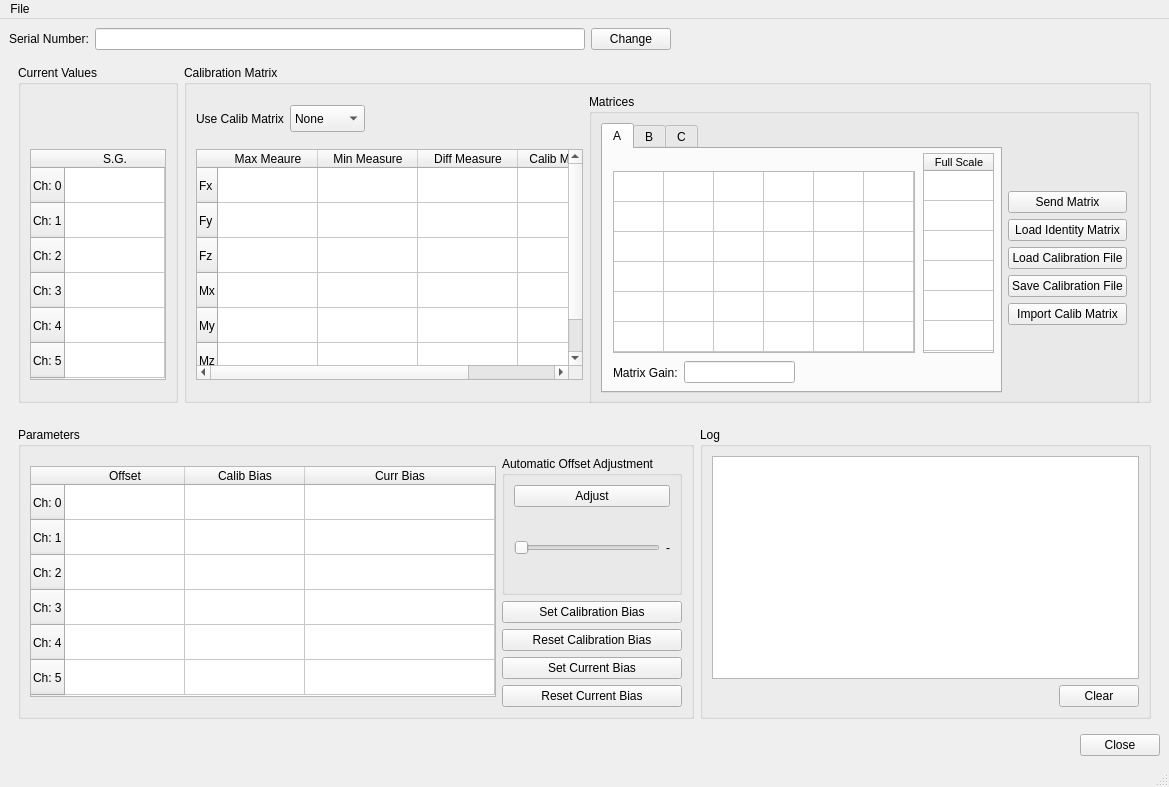
robotology/icub-main, file src/tools/FirmwareUpdater/calibrationwindow.ui: the form before one commit.
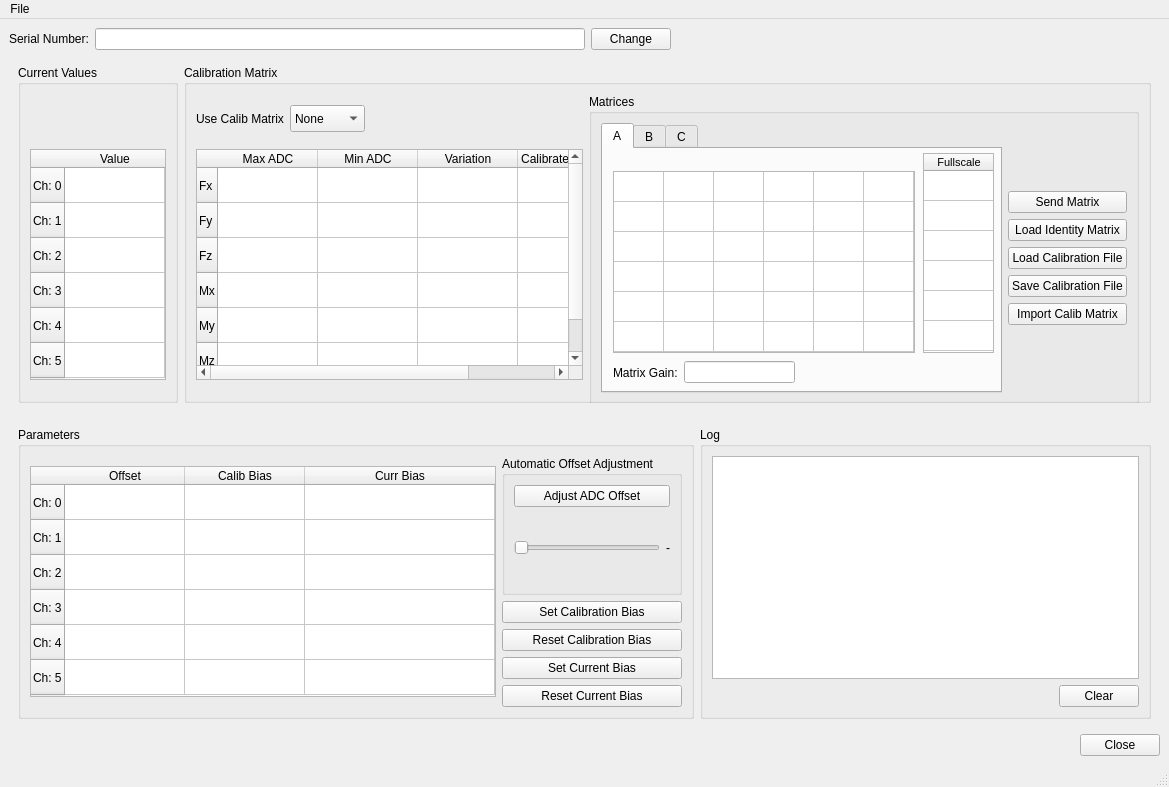
The form after the commit.

Commit message: strain calibration window: small cosmetics changes. - added descriptive tooltips, - renamed some buttons, - uniformed format of uncalib data in range [-23k, +32k)

```diff
--- a/src/tools/FirmwareUpdater/calibrationwindow.ui
+++ b/src/tools/FirmwareUpdater/calibrationwindow.ui
@@ -156,7 +156,7 @@
             </row>
             <column>
              <property name="text">
-              <string>S.G.</string>
+              <string>Value</string>
              </property>
             </column>
            </widget>
@@ -313,22 +313,22 @@
               </row>
               <column>
                <property name="text">
-                <string>Max Meaure</string>
+                <string>Max ADC</string>
                </property>
               </column>
               <column>
                <property name="text">
-                <string>Min Measure</string>
+                <string>Min ADC</string>
                </property>
               </column>
               <column>
                <property name="text">
-                <string>Diff Measure</string>
+                <string>Variation</string>
                </property>
               </column>
               <column>
                <property name="text">
-                <string>Calib Measure</string>
+                <string>Calibrated Values</string>
                </property>
               </column>
              </widget>
@@ -429,7 +429,7 @@
                  </row>
                  <column>
                   <property name="text">
-                   <string>Full Scale</string>
+                   <string>Fullscale</string>
                   </property>
                  </column>
                 </widget>
@@ -1142,7 +1142,7 @@
                <item>
                 <widget class="QPushButton" name="btnAutoAdjust">
                  <property name="text">
-                  <string>Adjust</string>
+                  <string>Adjust ADC Offset</string>
                  </property>
                 </widget>
                </item>
```
Left out of the diff: 51 changed lines with no effect on the pictures. The commit also changes 2 other files.
